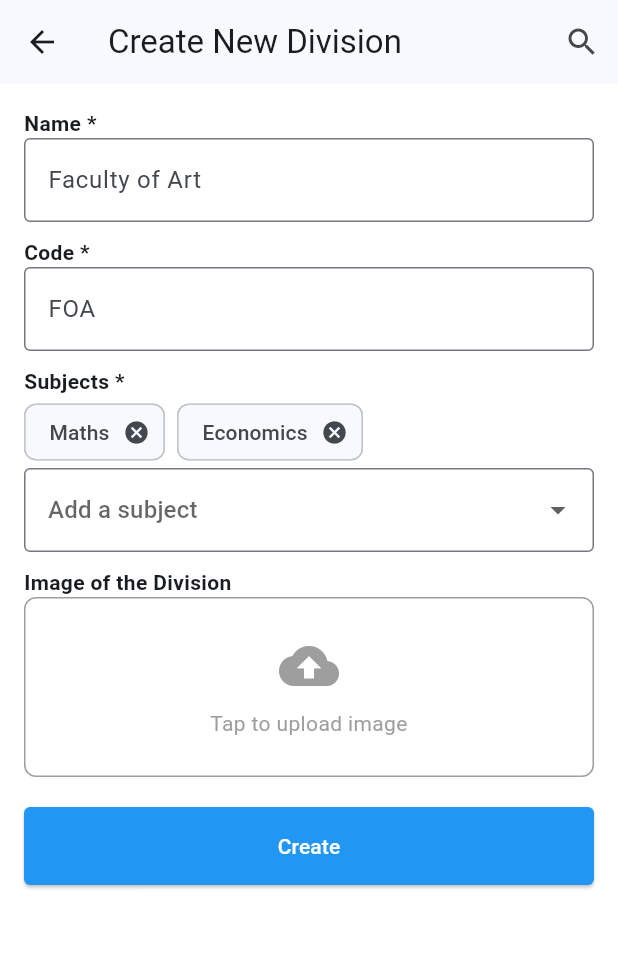
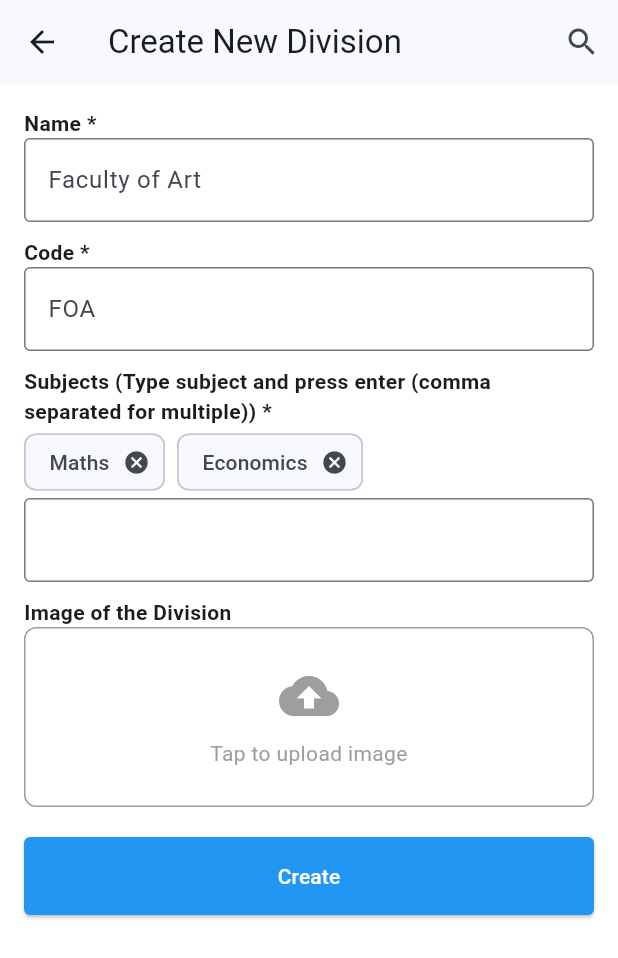
Before and after one commit to Chanuka-stack/examapp, a Flutter app: the DivisionFormScreen screen opened directly, on a phone screen of 412 x 824 dp. Shown: the top 958 px of the screen. Run offline on Flutter 3.47's test engine with Material 3 defaults, Android fonts, the phone set to English and light mode, and no system bars; our stand-ins replace audioplayers, cloud_firestore, email_validator, firebase_auth, firebase_core, firebase_storage and 6 more; missing offline and left inert: dart:ffi, flutter_timer_countdown, record; accounts and stored records are empty.

Commit message:
division control

```diff
--- a/lib/pages/divisoin_pages/create_division.dart
+++ b/lib/pages/divisoin_pages/create_division.dart
@@ -13,7 +13,7 @@ class DivisionFormScreen extends StatefulWidget {
 class _DivisionFormScreenState extends State<DivisionFormScreen> {
   final TextEditingController _nameController = TextEditingController();
   final TextEditingController _codeController = TextEditingController();
-  List<String> subjects = ["Maths", "Economics"];
+  List<String> subjects = [];
   File? _selectedImage;
   final ImagePickerService _imagePickerService = ImagePickerService();
   Division division = Division();
@@ -108,7 +108,39 @@ class _DivisionFormScreenState extends State<DivisionFormScreen> {
                 ),
               ),
               const SizedBox(height: 10),
-              const Text("Subjects *",
+              /*const Text("Subjects *",
+                  style: TextStyle(fontWeight: FontWeight.bold)),
+              Wrap(
+                spacing: 8.0,
+                children: subjects.map((subject) {
+                  return Chip(
+                    label: Text(subject),
+                    onDeleted: () {
+                      setState(() {
+                        subjects.remove(subject);
+                      });
+                    },
+                  );
+                }).toList(),
+              ),*/
+              /*DropdownButtonFormField<String>(
+                decoration: InputDecoration(
+                  border: OutlineInputBorder(),
+                ),
+                hint: const Text("Add a subject"),
+                onChanged: (value) {
+                  if (value != null && !subjects.contains(value)) {
+                    setState(() {
+                      subjects.add(value);
+                    });
+                  }
+                },
+                items: ["Maths", "Economics", "Marketing", "Science"]
+                    .map((e) => DropdownMenuItem(value: e, child: Text(e)))
+                    .toList(),
+              ),*/
+              const Text(
+                  "Subjects (Type subject and press enter (comma separated for multiple)) *",
                   style: TextStyle(fontWeight: FontWeight.bold)),
               Wrap(
                 spacing: 8.0,
@@ -123,21 +155,27 @@ class _DivisionFormScreenState extends State<DivisionFormScreen> {
                   );
                 }).toList(),
               ),
-              DropdownButtonFormField<String>(
+              TextField(
                 decoration: InputDecoration(
+                  hintText: "",
                   border: OutlineInputBorder(),
                 ),
-                hint: const Text("Add a subject"),
-                onChanged: (value) {
-                  if (value != null && !subjects.contains(value)) {
+                onSubmitted: (value) {
+                  if (value.trim().isNotEmpty) {
+                    // Split by comma and trim each subject
+                    final newSubjects = value
+                        .split(',')
+                        .map((s) => s.trim())
+                        .where((s) => s.isNotEmpty)
+                        .toList();
+
                     setState(() {
-                      subjects.add(value);
+                      subjects.addAll(newSubjects);
+                      // Remove duplicates
+                      subjects = subjects.toSet().toList();
                     });
                   }
                 },
-                items: ["Maths", "Economics", "Marketing", "Science"]
-                    .map((e) => DropdownMenuItem(value: e, child: Text(e)))
-                    .toList(),
               ),
               const SizedBox(height: 10),
               const Text("Image of the Division",
```
Also changed, not shown: lib/data/division.dart (+15 -0 lines), lib/pages/examiner_pages/create_examiner.dart (+35 -3 lines), lib/pages/student_pages_admin/create_student.dart (+35 -3 lines), 4 other files.
